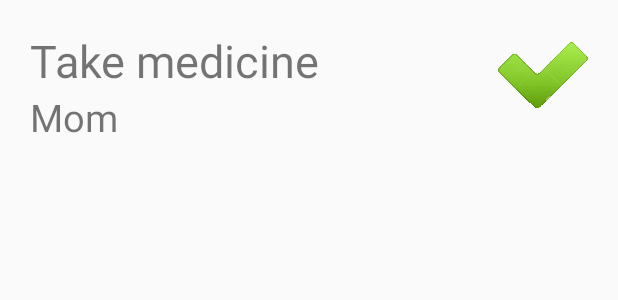
After one commit to 2015-SanJose-Opportunity-Hack/Repo-8, an Android app: the layout notification_list_row.xml on its own in the app's theme, with its tools: preview values and no code run, on a phone screen of 412 x 824 dp. The commit adds this screen. Shown: the top 300 px of the screen. Run offline under Robolectric (Android 15) with nearby library versions, the phone set to English and light mode, and no system bars.

Commit message:
Notifications done

```diff
--- a/app/src/main/AndroidManifest.xml
+++ b/app/src/main/AndroidManifest.xml
@@ -65,6 +65,10 @@
             android:name=".server.SeniorDetailActivity"
             android:label="@string/title_activity_senior_detail" >
         </activity>
+        <activity
+            android:name=".NotificationActivity"
+            android:label="@string/title_activity_notification" >
+        </activity>
     </application>
 
 </manifest>
--- a/app/src/main/java/com/app/service4seniors/service4seniors/gcm/MyGCMListenerService.java
+++ b/app/src/main/java/com/app/service4seniors/service4seniors/gcm/MyGCMListenerService.java
@@ -87,7 +87,7 @@ public class MyGCMListenerService extends GcmListenerService {
         NotificationCompat.Builder notificationBuilder = new NotificationCompat.Builder(this)
                 .setContentTitle("GCM Message")
                 .setContentText("LOL")
-                .setSmallIcon(R.drawable.common_signin_btn_icon_dark)
+                .setSmallIcon(R.drawable.icon)
                 .setAutoCancel(true)
                 .setSound(defaultSoundUri)
                 .setContentIntent(pendingIntent);
--- /dev/null
+++ b/app/src/main/res/layout/notification_list_row.xml
@@ -0,0 +1,29 @@
+<?xml version="1.0" encoding="utf-8"?>
+<RelativeLayout xmlns:android="http://schemas.android.com/apk/res/android"
+    android:orientation="vertical" android:layout_width="match_parent"
+    android:layout_height="match_parent"
+    android:padding="20dp">
+
+    <TextView
+        android:id="@+id/task"
+        android:layout_width="wrap_content"
+        android:layout_height="wrap_content"
+        android:text="Take medicine"
+        android:textSize="30sp"/>
+
+    <TextView
+        android:id="@+id/senior"
+        android:layout_below="@id/task"
+        android:layout_width="wrap_content"
+        android:layout_height="wrap_content"
+        android:text="Mom"
+        android:textSize="25sp"/>
+
+    <ImageView
+        android:id="@+id/right"
+        android:layout_alignParentRight="true"
+        android:layout_width="60dp"
+        android:layout_height="60dp"
+        android:src="@drawable/tick"/>
+
+</RelativeLayout>
--- a/app/src/main/res/values/strings.xml
+++ b/app/src/main/res/values/strings.xml
@@ -6,4 +6,5 @@
     <string name="gcm_defaultSenderId">1065043601004</string>
     <string name="title_activity_senior_list">SeniorListActivity</string>
     <string name="title_activity_senior_detail">SeniorDetailActivity</string>
+    <string name="title_activity_notification">NotificationActivity</string>
 </resources>
```
Also changed, not shown: app/src/main/java/com/app/service4seniors/service4seniors/NotificationActivity.java (added, +89 -0 lines), app/src/main/java/com/app/service4seniors/service4seniors/notification/Notification.java (added, +60 -0 lines), app/src/main/java/com/app/service4seniors/service4seniors/notification/NotificationAdapter.java (added, +76 -0 lines), app/src/main/res/layout/activity_notification.xml (added, +14 -0 lines), app/src/main/res/menu/menu_notification.xml (added, +7 -0 lines), app/src/main/res/drawable/cross.png (added), app/src/main/res/drawable/icon.png (added), app/src/main/res/drawable/tick.png (added).
